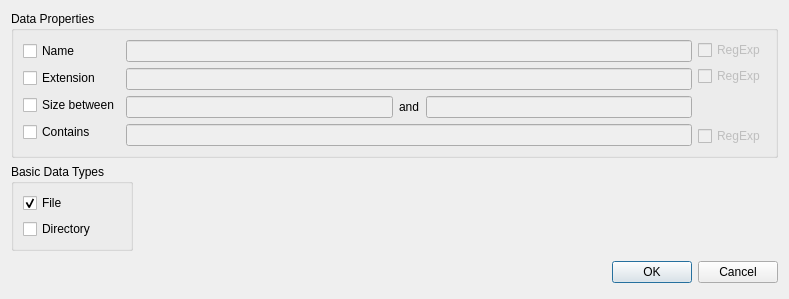
Qt form src/ui/forms/SearchDialog.ui (vookimedlo/data-analysis) before a commit.
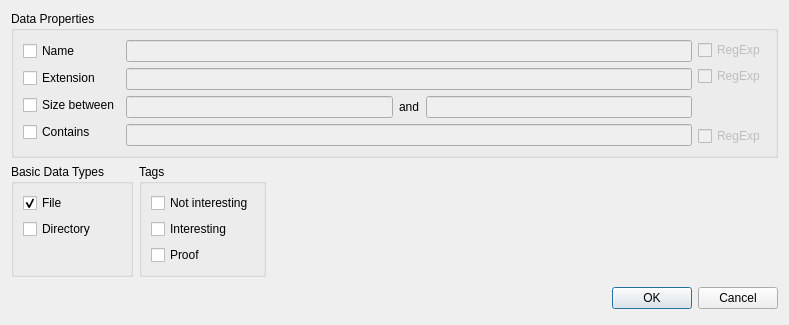
The same form after that commit.

Commit message: Search according tags added

```diff
--- a/src/ui/forms/SearchDialog.ui
+++ b/src/ui/forms/SearchDialog.ui
@@ -8,7 +8,7 @@
     <x>0</x>
     <y>0</y>
     <width>789</width>
-    <height>279</height>
+    <height>308</height>
    </rect>
   </property>
   <property name="windowTitle">
@@ -175,6 +175,62 @@
           </property>
          </widget>
         </item>
+        <item>
+         <spacer name="verticalSpacer">
+          <property name="orientation">
+           <enum>Qt::Vertical</enum>
+          </property>
+          <property name="sizeHint" stdset="0">
+           <size>
+            <width>20</width>
+            <height>40</height>
+           </size>
+          </property>
+         </spacer>
+        </item>
+       </layout>
+      </widget>
+     </item>
+     <item>
+      <widget class="QGroupBox" name="tagsGroupBox">
+       <property name="title">
+        <string>Tags</string>
+       </property>
+       <layout class="QVBoxLayout" name="verticalLayout_6">
+        <item>
+         <widget class="QCheckBox" name="tagNotInterestingcheckBox">
+          <property name="text">
+           <string>Not interesting</string>
+          </property>
+         </widget>
+        </item>
+        <item>
+         <widget class="QCheckBox" name="tagInterestingCheckBox">
+          <property name="text">
+           <string>Interesting</string>
+          </property>
+         </widget>
+        </item>
+        <item>
+         <widget class="QCheckBox" name="tagProofCheckBox">
+          <property name="text">
+           <string>Proof</string>
+          </property>
+         </widget>
+        </item>
+        <item>
+         <spacer name="verticalSpacer_3">
+          <property name="orientation">
+           <enum>Qt::Vertical</enum>
+          </property>
+          <property name="sizeHint" stdset="0">
+           <size>
+            <width>20</width>
+            <height>40</height>
+           </size>
+          </property>
+         </spacer>
+        </item>
        </layout>
       </widget>
      </item>
```
Left out of the diff: 12 changed lines with no effect on the pictures. The commit also changes 8 other files.
